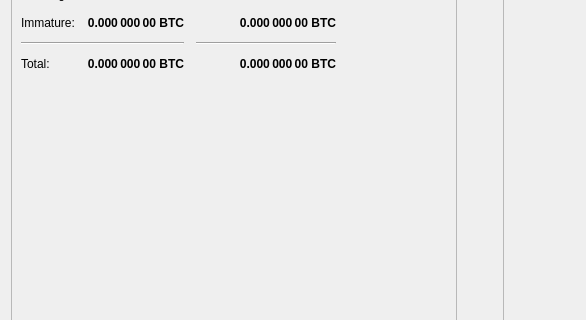
First picture: the form in src/qt/forms/overviewpage.ui, repository Acedcoin/AceD, before the edit; both pictures show x 0 to 586 and y 129 to 449 of the 960 by 585 pixel window.
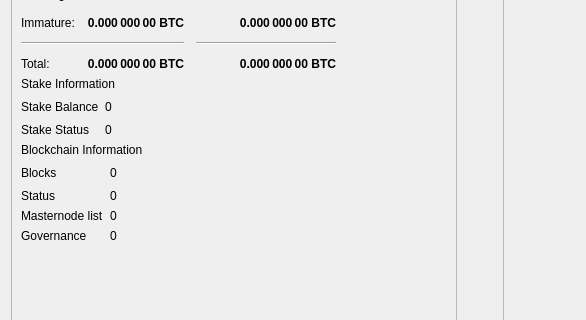
Second picture: the form after the edit.

```diff
--- a/src/qt/forms/overviewpage.ui
+++ b/src/qt/forms/overviewpage.ui
@@ -357,6 +357,146 @@
             </item>
            </layout>
           </item>
+          <item>
+           <layout class="QVBoxLayout" name="verticalLayout_5">
+            <item>
+             <widget class="QLabel" name="labelStakeInfo">
+              <property name="text">
+               <string>Stake Information</string>
+              </property>
+             </widget>
+            </item>
+           </layout>
+          </item>
+          <item>
+           <layout class="QGridLayout" name="gridLayout_2">
+            <item row="0" column="0">
+             <widget class="QLabel" name="labelStakeBalanceText">
+              <property name="text">
+               <string>Stake Balance</string>
+              </property>
+             </widget>
+            </item>
+            <item row="1" column="0">
+             <widget class="QLabel" name="labelStakeStatusText">
+              <property name="text">
+               <string>Stake Status</string>
+              </property>
+             </widget>
+            </item>
+            <item row="0" column="2">
+             <spacer name="horizontalSpacer">
+              <property name="orientation">
+               <enum>Qt::Horizontal</enum>
+              </property>
+              <property name="sizeHint" stdset="0">
+               <size>
+                <width>40</width>
+                <height>20</height>
+               </size>
+              </property>
+             </spacer>
+            </item>
+            <item row="0" column="1">
+             <widget class="QLabel" name="labelStakeBalance">
+              <property name="text">
+               <string>0</string>
+              </property>
+             </widget>
+            </item>
+            <item row="1" column="1">
+             <widget class="QLabel" name="labelStakeStatus">
+              <property name="text">
+               <string>0</string>
+              </property>
+             </widget>
+            </item>
+           </layout>
+          </item>
+          <item>
+           <layout class="QVBoxLayout" name="verticalLayout_7">
+            <item>
+             <widget class="QLabel" name="labelBlockchainInfo">
+              <property name="text">
+               <string>Blockchain Information</string>
+              </property>
+             </widget>
+            </item>
+           </layout>
+          </item>
+          <item>
+           <layout class="QGridLayout" name="gridLayout_3">
+            <item row="0" column="1">
+             <widget class="QLabel" name="labelBlocks">
+              <property name="text">
+               <string>0</string>
+              </property>
+             </widget>
+            </item>
+            <item row="1" column="1">
+             <widget class="QLabel" name="labelStatus">
+              <property name="text">
+               <string>0</string>
+              </property>
+             </widget>
+            </item>
+            <item row="1" column="0">
+             <widget class="QLabel" name="labelStatusText">
+              <property name="text">
+               <string>Status</string>
+              </property>
+             </widget>
+            </item>
+            <item row="2" column="1">
+             <widget class="QLabel" name="labelMnList">
+              <property name="text">
+               <string>0</string>
+              </property>
+             </widget>
+            </item>
+            <item row="0" column="2">
+             <spacer name="horizontalSpacer_4">
+              <property name="orientation">
+               <enum>Qt::Horizontal</enum>
+              </property>
+              <property name="sizeHint" stdset="0">
+               <size>
+                <width>40</width>
+                <height>20</height>
+               </size>
+              </property>
+             </spacer>
+            </item>
+            <item row="2" column="0">
+             <widget class="QLabel" name="labelMnListText">
+              <property name="text">
+               <string>Masternode list</string>
+              </property>
+             </widget>
+            </item>
+            <item row="0" column="0">
+             <widget class="QLabel" name="labelBlocksText">
+              <property name="text">
+               <string>Blocks</string>
+              </property>
+             </widget>
+            </item>
+            <item row="3" column="0">
+             <widget class="QLabel" name="labelGobjectListText">
+              <property name="text">
+               <string>Governance</string>
+              </property>
+             </widget>
+            </item>
+            <item row="3" column="1">
+             <widget class="QLabel" name="labelGobjectList">
+              <property name="text">
+               <string>0</string>
+              </property>
+             </widget>
+            </item>
+           </layout>
+          </item>
           <item>
            <spacer name="verticalSpacer">
             <property name="orientation">
```
Left out of the diff: 13 changed lines with no effect on the pictures.
